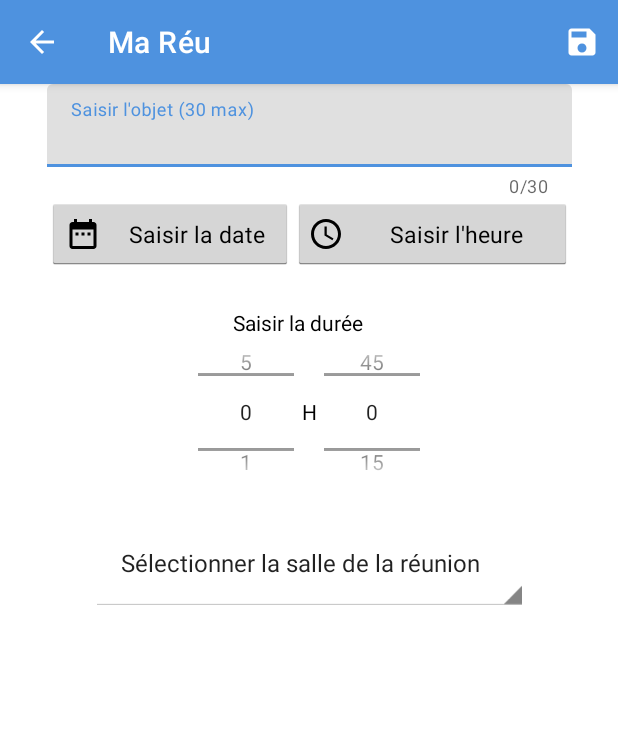
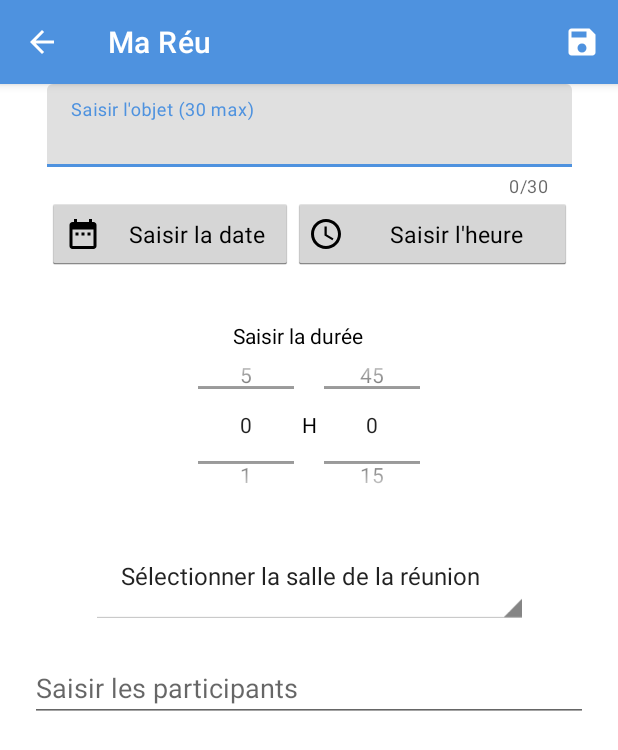
Before and after one commit to elonaenjy/MaReu, an Android app: the ListMeetingActivity screen opened directly, with no data from a screen before it, after a tap on "Add a new meeting", on a phone screen of 412 x 824 dp. Shown: the top 750 px of the screen. Run offline under Robolectric (Android 15) with nearby library versions, the phone set to English and light mode, and no system bars; our stand-ins replace EventBus; pictures from the network do not load; 2 other taps on this screen came first.

Commit message:
Ajout tri par date (bug au moment du adapter.setData

```diff
--- a/app/src/main/java/com/example/mareu/Activity/AddMeetingActivity.java
+++ b/app/src/main/java/com/example/mareu/Activity/AddMeetingActivity.java
@@ -54,6 +54,8 @@
     public List<Room> lRooms = Room.generateRooms();
     public MyAdapter adapter;
     public Spinner sRoom;
+    public MultiAutoCompleteTextView guestsEmails;
+
     private long idRoom = 0;
 
     private final Calendar datePickerCalendar = Calendar.getInstance();
@@ -66,6 +68,7 @@
     private TextView startDatePickerText, startTimePickerText;
     private List<Integer> mGuestIdList;
     public int nbRoom = lRooms.size();
+    private List<Meeting> lstMeetings;
 
     @Override
     protected void onCreate(Bundle savedInstanceState) {
@@ -92,6 +95,8 @@
         durationHours = findViewById( R.id.numberpicker_add_meeting_duration_hours_ );
         durationMinutes = findViewById( R.id.numberpicker_add_meeting_duration_minutes_ );
         sRoom = findViewById(R.id.spinner_add_meeting_room);
+        guestsEmails = findViewById(R.id.autocomplete_text_add_meeting_guests);
+
         // ************************************ Layout Parametrization *****************************
         setStartDatePickerDialog();
         setStartTimePickerDialog();
@@ -102,6 +107,7 @@
         setStartDatePickerDialog();
         setStartTimePickerDialog();
         setRoomSpinnerDialog();
+        setGuestsArrayAdapter();
     }
 
     private void setRoomSpinnerDialog() {
@@ -170,12 +176,31 @@
         durationMinutes.setDisplayedValues( mins );
     }
 
+    // GUESTS LIST   - Sets the autocompletion for the Guests selection
+    private void setGuestsArrayAdapter() {
+        // Guest list : listGuests
+         ArrayList<String> mGuestsMail = new ArrayList<>();
+    //     mGuestsMail.add(0, getResources().getString(R.string.add_meeting_guests));
+        int nbGuests = listGuests.size();
+        for (int mId = 0; mId < nbGuests; mId ++ ) {
+            String mGuestEmail = listGuests.get( mId ).getGuestMail();
+            mGuestsMail.add( mGuestEmail );
+        }
+        String[] guestEmailsList = mGuestsMail.toArray( new String[0] );
+        ArrayAdapter<String> adapterGuests
+                        = new ArrayAdapter<>(this, android.R.layout.simple_list_item_1, guestEmailsList);
+        guestsEmails.setAdapter(adapterGuests);
+        guestsEmails.setThreshold(1);                                                  // Sets the minimum number of characters, to show suggestions
+        guestsEmails.setTokenizer(new MultiAutoCompleteTextView.CommaTokenizer());     // then separates them with a comma
+    }
+
+
     /*************************************** SAVE REUNION ***********************************/
     // REUNION CREATION BUTTON - Creates the meeting
     private void createMeeting() {
         String mSubjectString = mSubject.getText().toString();
         mStartDate = getStartMeetingDateTimeFromSelection();
-        mGuestIdList =  Arrays.asList( 13, 12, 11, 10, 9, 8, 7 );
+
 
     //------ Meeting End Date alimentation = Meeting Start Date + Meeting duration
         Calendar mCalendar = Calendar.getInstance();
@@ -185,6 +210,7 @@
         Date mEndDate = mCalendar.getTime();
 
         idRoom = getRoomFromRoomNameSelected();
+        List<Integer> lGuestId = getIdGuestFromGuestMailSelected();
 
         // Avoids meeting creation if the duration is 0h0min *******************************
         if (mSubjectString.isEmpty()) {
@@ -202,11 +228,12 @@
                                 mSubjectString,
                                 mStartDate,
                                 mEndDate,
-                                Arrays.asList( 13, 12, 11, 10, 9, 8, 7 )
-                        );
+                                lGuestId   );
                         saveMeeting(mMeeting);
         }
     }
+
+
     // Gets the Room object from the Room name selected in the Spinner
     private long getRoomFromRoomNameSelected() {
         idRoom = 0;
@@ -219,8 +246,30 @@
         }
         return idRoom;
     }
+    // Gets the GuestList from the mail selected
+    private List<Integer> getIdGuestFromGuestMailSelected() {
+        List<Integer> lGuestId = new ArrayList<>();
+        String[] GuestSelected = guestsEmails.getText().toString().split(EMAILS_LIST_SEPARATOR);
+        int nbGuest = listGuests.size() ;
+        int nbGuestSelected = GuestSelected.length;
+        String email = "";
+        String email2 ="";
 
-        /**
+        for (int ind = 0; ind < nbGuestSelected; ind ++ ) {
+            email = GuestSelected[ind];
+            for (int ind2 = 0; ind2 < nbGuest; ind2 ++) {
+                email2 = listGuests.get(ind2).getGuestMail();
+                 System.out.println("email : " + email);
+                System.out.println("ref Guest : " + email2);
+                if (email.equals( email2 )) {
+                    lGuestId.add( listGuests.get(ind2).getId() );
+                }
+            }
+        }
+        return lGuestId;
+    }
+
+    /**
          * Adds the given task to the list of created tasks.
          *
          * @param mMeeting the meeting to be added to the list
@@ -262,7 +311,6 @@
         return mCalendar.getTime();
     }
 
-
     /*************************************** MENU *****************************************/
     @Override
     public boolean onCreateOptionsMenu(Menu menu) {
--- a/app/src/main/java/com/example/mareu/Activity/ListMeetingActivity.java
+++ b/app/src/main/java/com/example/mareu/Activity/ListMeetingActivity.java
@@ -21,6 +21,10 @@
 import com.example.mareu.R;
 import com.google.android.material.floatingactionbutton.FloatingActionButton;
 
+import java.util.ArrayList;
+import java.util.Arrays;
+import java.util.Calendar;
+import java.util.Collections;
 import java.util.List;
 
 public class ListMeetingActivity extends AppCompatActivity {
@@ -28,6 +32,8 @@
     public MyViewModel viewModel;
     public List<Meeting> listMeetings;
     public Meeting aMeeting;
+    List<Meeting> listMeetingSort = new ArrayList<>();
+    private MyAdapter adapter;
 
     protected void onCreate(Bundle savedInstanceState) {
         super.onCreate( savedInstanceState );
@@ -36,9 +42,7 @@
             aMeeting = (Meeting) getIntent().getSerializableExtra( "MEETING" );
         }
 
-
-
-        viewModel = new ViewModelProvider(this, ViewModelProvider.AndroidViewModelFactory.getInstance(this.getApplication())).get(MyViewModel.class);
+        viewModel = new ViewModelProvider( this, ViewModelProvider.AndroidViewModelFactory.getInstance( this.getApplication() ) ).get( MyViewModel.class );
         setContentView( R.layout.activity_list_meeting );
         Toolbar toolbar = findViewById( R.id.toolbar );
         setSupportActionBar( toolbar );
@@ -48,56 +52,82 @@
         createNewMeetingAction();
 
     }
+
     //  ****************************************** INIT  *******************************************
     private void setUpRecyclerView() {
         MyAdapter adapter = new MyAdapter();
-
-        RecyclerView recyclerView = findViewById(R.id.list_recycler_view);
-        recyclerView.setLayoutManager(new LinearLayoutManager(this) {
+        RecyclerView recyclerView = findViewById( R.id.list_recycler_view );
+        recyclerView.setLayoutManager( new LinearLayoutManager( this ) {
             @Override
             public void onLayoutCompleted(RecyclerView.State state) {
-                super.onLayoutCompleted(state);
-                recyclerView.smoothScrollToPosition(Integer.MAX_VALUE);
-            }
-        });
-        recyclerView.setAdapter(adapter);
+                super.onLayoutCompleted( state );
+                recyclerView.smoothScrollToPosition( Integer.MAX_VALUE );
+                }
+            } );
 
-  //      listMeetings.add( aMeeting );
+        recyclerView.setAdapter( adapter );
 
-        viewModel.getMeeting().observe(this,  new Observer<List<Meeting>>() {
+        viewModel.getMeeting().observe( this, new Observer<List<Meeting>>() {
             @Override
             public void onChanged(@Nullable List<Meeting> meetingsList) {
                 listMeetings = meetingsList;
-                Log.i("TAG", "onChanged: meetingList : " + meetingsList.size());
-                Log.i("TAG", "onChanged: listMeetings : " + listMeetings.size());
-                adapter.setData( listMeetings , aMeeting );
+                if (aMeeting != null) {
+                    listMeetings.add( aMeeting );
+                    Log.i( "TAG", "reunion ajoutée : " + aMeeting.getMeetingSubject() );
+                    meetingsList = listMeetings;
+                }
+                adapter.setData( listMeetings );
                 adapter.notifyDataSetChanged();
             }
-        });
+        } );
+    }
 
-    }
+    //  ****************************************** MENU ********************************************
 
     @Override
     public boolean onCreateOptionsMenu(Menu menu) {
         // Inflate the menu; this adds items to the action bar if it is present.
         this.menu = menu;
         getMenuInflater().inflate( R.menu.menu_filtre, menu );
-        showOption( R.id.filtre_list );
         return true;
     }
 
-    private void showOption(int id) {
-        MenuItem item = menu.findItem( id );
-        item.setVisible( true );
+    @Override
+    public boolean onOptionsItemSelected(MenuItem item) {
+        int id = item.getItemId();
+
+        switch (id) {
+            case R.id.menu_sort_date: {
+                List<Meeting> lMeetingSort = setDateSorter();
+                adapter.setData( lMeetingSort);
+                return true;
+            }
+            default:
+                return super.onOptionsItemSelected( item );
+        }
     }
+
+    public List<Meeting> setDateSorter() {
+        final List<Meeting> meetingsSort = listMeetings;
+        Collections.sort(meetingsSort, (o1, o2) -> {
+            if (o1.getMeetingStartDate() == null || o2.getMeetingStartDate() == null)
+                return 0;
+            return o1.getMeetingStartDate().compareTo(o2.getMeetingStartDate());
+        });
+        return meetingsSort;
+        }
 
     //  ****************************************** ACTIONS  ****************************************
 
     private void createNewMeetingAction() {
         FloatingActionButton mButtonNewMeeting = findViewById( R.id.button_add_meeting );
         mButtonNewMeeting.setOnClickListener( v -> {
-            Intent intent = new Intent(ListMeetingActivity.this, AddMeetingActivity.class);
-            startActivity(intent);
+            Intent intent = new Intent( ListMeetingActivity.this, AddMeetingActivity.class );
+            startActivity( intent );
         } );
     }
+
+
+
+
 }
--- a/app/src/main/java/com/example/mareu/Activity/MyAdapter.java
+++ b/app/src/main/java/com/example/mareu/Activity/MyAdapter.java
@@ -79,15 +79,15 @@
         DateFormat meetingStartTime = DateFormat.getTimeInstance( DateFormat.SHORT );
 
         //************** Meeting ListGuest and alim email list
-        List<Integer> listGuest = listMeetings.get( position ).getMeetingGuestListId();
+        List<Integer> listGuest = listMeetings.get( position ). getMeetingGuestListId();
         String mGuestListMail = "";
-        int nbGuest = listGuests.size();
+        int nbGuest = listGuest.size() ;
         int idGuest = 0;
 
-        //       for (int ind = 0; ind < nbGuest; ind ++ ) {
-        //           idGuest = listGuests.get( ind );
-        //           mGuestListMail += listGuests.get( idGuest - 1 ).getGuestMail() + " - ";
-        //           }
+        for (int ind = 0; ind < nbGuest; ind ++ ) {
+            idGuest = listGuest.get( ind );
+            mGuestListMail += listGuests.get( idGuest - 1 ).getGuestMail() + " - ";
+        }
 
         // Image Meeting Room
         Glide.with( holder.mMeetingRoomImage.getContext() )
@@ -109,15 +109,10 @@
         deleteButton( holder, position );
     }
 
-    public void setData(List<Meeting> pListMeetings, Meeting aMeeting) {
+    public void setData(List<Meeting> pListMeetings) {
         listMeetings = pListMeetings;
-        if (aMeeting != null) {
-            listMeetings.add( aMeeting);
-            Log.i( "TAG", "reunion ajoutée : " + aMeeting.getMeetingSubject() );
-        }      ;
         Log.i( "TAG", "setData: listMeetings : " + pListMeetings.size() );
         Log.i( "TAG", "setData: listMeetings : " + listMeetings.size() );
-        aMeeting = null;
         notifyDataSetChanged();
     }
 
@@ -125,8 +120,7 @@
         holder.mButtonDeleteMeeting.setOnClickListener( view -> {
             Toast.makeText( view.getContext(), "Suppression de la réunion " + listMeetings.get( position ).getMeetingSubject(), Toast.LENGTH_SHORT ).show();
             deleteItem( position );
-            Meeting aMeeting = null;
-            setData( listMeetings, aMeeting );
+            setData( listMeetings);
         } );
     }
 
--- a/app/src/main/java/com/example/mareu/Model/Meeting.java
+++ b/app/src/main/java/com/example/mareu/Model/Meeting.java
@@ -3,6 +3,8 @@
 import androidx.lifecycle.MutableLiveData;
 
 import java.io.Serializable;
+import java.text.ParseException;
+import java.text.SimpleDateFormat;
 import java.util.ArrayList;
 import java.util.Arrays;
 
@@ -11,7 +13,7 @@
 
 public class Meeting implements Serializable {
 
-    public static List<Meeting> generateMeetings() {
+    public static List<Meeting> generateMeetings() throws ParseException {
         List<Meeting> lMeetings = new ArrayList<Meeting>();
 
         Meeting eMeeting = new Meeting( 1,
@@ -44,12 +46,19 @@
 
         lMeetings.add(eMeeting );
 
+        String dateValue = "04/02/2011 20:27:05";
+        SimpleDateFormat sdf = new SimpleDateFormat("dd/MM/yyyy HH:mm:ss"); //  04/02/2011 20:27:05
+        Date dateDeb = sdf.parse(dateValue); // returns date object
+        dateValue = "04/02/2011 21:27:05";
+        sdf = new SimpleDateFormat("dd/MM/yyyy HH:mm:ss"); //  04/02/2011 20:27:05
+        Date dateFin = sdf.parse(dateValue); // returns date object
+
         eMeeting = new Meeting(
                         4,
                         6,
                         "Objet Réunion 4",
-                        new Date( 1623247200000L ),
-                        new Date( 1623250800000L ),
+                        new Date( String.valueOf( dateDeb ) ),
+                        new Date( String.valueOf( dateFin ) ),
                         Arrays.asList( 14, 15 )
                 );
 
--- a/app/src/main/java/com/example/mareu/Model/MyViewModel.java
+++ b/app/src/main/java/com/example/mareu/Model/MyViewModel.java
@@ -4,6 +4,7 @@
 import androidx.lifecycle.AndroidViewModel;
 import androidx.lifecycle.MutableLiveData;
 
+import java.text.ParseException;
 import java.util.List;
 
 public class MyViewModel extends AndroidViewModel {
@@ -14,7 +15,11 @@
     public MyViewModel(Application application) {
         super( application );
         lMeetings = new MutableLiveData<>();
-        lMeetings.postValue( Meeting.generateMeetings() );
+        try {
+            lMeetings.postValue( Meeting.generateMeetings() );
+        } catch (ParseException e) {
+            e.printStackTrace();
+        }
     }
 
     public MutableLiveData<List<Meeting>> getMeeting() {
@@ -25,4 +30,5 @@
         lMeetings = new MutableLiveData<>();
         lMeetings.postValue( listMeetings );
     }
+
 }
--- a/app/src/main/res/layout/activity_add_meeting.xml
+++ b/app/src/main/res/layout/activity_add_meeting.xml
@@ -176,6 +176,19 @@
                 app:layout_constraintTop_toBottomOf="@+id/numberpicker_add_meeting_duration_minutes_"
                 tools:text="@string/add_meeting_room" />
 
+            <MultiAutoCompleteTextView
+                android:id="@+id/autocomplete_text_add_meeting_guests"
+                style="@style/Widget.AppCompat.Light.AutoCompleteTextView"
+                android:layout_width="0dp"
+                android:layout_height="wrap_content"
+                android:layout_marginStart="@dimen/margin_double"
+                android:layout_marginTop="@dimen/margin_double"
+                android:layout_marginEnd="@dimen/margin_double"
+                android:hint="@string/add_meeting_guests"
+                app:layout_constraintEnd_toEndOf="parent"
+                app:layout_constraintStart_toStartOf="parent"
+                app:layout_constraintTop_toBottomOf="@+id/spinner_add_meeting_room"
+                tools:text="@string/add_meeting_guests" />
 
         </androidx.constraintlayout.widget.ConstraintLayout>
     </ScrollView>
--- a/app/src/main/res/menu/menu_filtre.xml
+++ b/app/src/main/res/menu/menu_filtre.xml
@@ -1,15 +1,32 @@
-<?xml version="1.0" encoding="utf-8"?>
-
-<menu
-    xmlns:android="http://schemas.android.com/apk/res/android"
+<menu xmlns:android="http://schemas.android.com/apk/res/android"
     xmlns:app="http://schemas.android.com/apk/res-auto"
     xmlns:tools="http://schemas.android.com/tools"
-    tools:context=".Activity.ListMeetingActivity">
+    tools:context="com.example.mareu.view.ListActivity">
+    <item
+        android:id="@+id/menu_overflow_button_create_meeting"
+        android:icon="@drawable/ic_baseline_filter_list_24"
+        app:showAsAction="ifRoom"
+        tools:ignore="MenuTitle">
+        <menu>
+            <item
+                android:id="@+id/menu_filter_date"
+                android:orderInCategory="100"
+                android:title="@string/menu_filter_date"
+                app:showAsAction="never" />
 
-    <item
-        android:id="@+id/filtre_list"
-        android:orderInCategory="200"
-        app:showAsAction="ifRoom"
-        android:icon="@drawable/ic_baseline_filter_list_24"
-        tools:ignore="MenuTitle" />
+            <item
+                android:id="@+id/menu_filter_room"
+                android:orderInCategory="200"
+                android:title="@string/menu_filter_room" />
+
+            <item
+                android:id="@+id/menu_sort_date"
+                android:orderInCategory="300"
+                android:title="@string/menu_sort_date"
+                app:showAsAction="never" />
+
+        </menu>
+    </item>
+
+
 </menu>
--- a/app/src/main/res/values/strings.xml
+++ b/app/src/main/res/values/strings.xml
@@ -1,6 +1,13 @@
 <resources>
     <string name="app_name">Ma Réu</string>
     <string name="start_appli_screen_content_description">Ma Réu</string>
+    <!--Filters texts-->
+    <string name="menu_sort_date">Trier par date</string>
+    <string name="menu_filter_date">Filtrer par date</string>
+    <string name="menu_filter_room">Filtrer par salle de réunion</string>
+    <string name="filter_reset_text">Réinitialiser le filtre</string>
+    <string name="filter_rooms_text">Sélectionnez les salles de réunion à afficher</string>
+    <string name="filter_ok_text">Voir</string>
 
     <string name="activity_new_meeting">New Meeting</string>
     <string name="action_settings">Settings</string>
```
